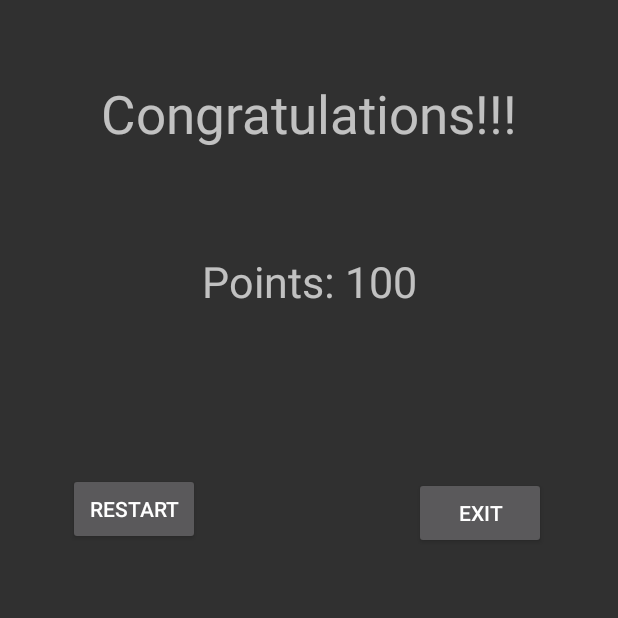
After one commit to akshayraj18/CrossyRoad, an Android app: the WinActivity screen opened directly, with no data from a screen before it, on a phone screen of 412 x 824 dp, the top half of it. The commit adds this screen. Run offline under Robolectric (Android 15) with nearby library versions, the phone set to English and light mode, and no system bars.

Commit message:
Adding log functionality, game win screen, and goal tile

```diff
--- a/app/src/main/AndroidManifest.xml
+++ b/app/src/main/AndroidManifest.xml
@@ -32,6 +32,10 @@
             android:name=".activities.EndActivity"
             >
         </activity>
+        <activity
+            android:name=".activities.WinActivity"
+            >
+        </activity>
     </application>
 
 </manifest>
--- a/app/src/main/java/com/example/crossroad1/Grid.java
+++ b/app/src/main/java/com/example/crossroad1/Grid.java
@@ -21,6 +21,9 @@ public class Grid {
 
     private  Coordinate jetCoord2;
 
+    private Coordinate logCoord1;
+    private Coordinate logCoord2;
+
 
     private final Tile[] tiles;
 
@@ -31,6 +34,10 @@ public class Grid {
     private int carTile1 = 79;
     private int ufoTile2 = 48;
     private int jetTile2 = 47;
+
+    private int log1 = 31; // starts 3rd row to right
+    private int log3 = 8; //left
+    private int log2 = 16;//left
 
 
     public void carRun() {
@@ -125,7 +132,85 @@ public class Grid {
         }
         GameActivity.getAdapter().notifyDataSetChanged();
     }
-
+    public void log1Run() { // make sure to move the player too if it is on the log
+        if (getLogCoord1().getX() > 0) {
+            if (log1 == playerTile) {
+                playerCoord.moveLeft();
+                tiles[playerTile].removeSprite();
+                tiles[playerTile].setImage();
+                playerTile -= 1;
+                tiles[playerTile].addSprite();
+                tiles[playerTile].setImage();
+            }
+            logCoord1.moveLeft();
+            tiles[log1].removeLog();
+            tiles[log1].setImage();
+            log1 -= 1;
+            tiles[log1].addLog();
+            tiles[log1].setImage();
+            GameActivity.getAdapter().notifyDataSetChanged();
+        } else { // not updating player automatically kills them
+            logCoord1.setX(7);
+            tiles[log1].removeLog();
+            tiles[log1].setImage();
+            log1 += 7;
+            tiles[log1].addLog();
+            tiles[log1].setImage();
+            GameActivity.getAdapter().notifyDataSetChanged();
+        }
+    }
+    public void log2Run() {
+        if (getLogCoord2().getX() < 7) {
+            if (log2 == playerTile) {
+                if (getPlayerCoord().getX() < 7) {
+                    playerCoord.moveRight();
+                    tiles[playerTile].removeSprite();
+                    tiles[playerTile].setImage();
+                    playerTile += 1;
+                    tiles[playerTile].addSprite();
+                    tiles[playerTile].setImage();
+                }
+            }
+            logCoord2.moveRight();
+            tiles[log2].removeLog();
+            tiles[log2].setImage();
+            log2 += 1;
+            tiles[log2].addLog();
+            tiles[log2].setImage();
+        } else { // not updating player automatically kills them
+            logCoord2.setX(0);
+            tiles[log2].removeLog();
+            tiles[log2].setImage();
+            log2 -= 7;
+            tiles[log2].addLog();
+            tiles[log2].setImage();
+        }
+    }
+    public void log3Run() {
+        if (log3 < 15) {
+            if (log3 == playerTile) {
+                if (getPlayerCoord().getX() < 7) {
+                    playerCoord.moveRight();
+                    tiles[playerTile].removeSprite();
+                    tiles[playerTile].setImage();
+                    playerTile += 1;
+                    tiles[playerTile].addSprite();
+                    tiles[playerTile].setImage();
+                }
+            }
+            tiles[log3].removeLog();
+            tiles[log3].setImage();
+            log3 += 1;
+            tiles[log3].addLog();
+            tiles[log3].setImage();
+        } else { // not updating player automatically kills them
+            tiles[log3].removeLog();
+            tiles[log3].setImage();
+            log3 -= 7;
+            tiles[log3].addLog();
+            tiles[log3].setImage();
+        }
+    }
 
     public Grid() {
         tiles = new Tile[8 * 11]; // cols*rows
@@ -165,7 +250,8 @@ public class Grid {
         jetCoord1 = new Coordinate(7, 8);
         ufoCoord2 = new Coordinate(0, 7);
         jetCoord2 = new Coordinate(7, 6);
-
+        logCoord1 = new Coordinate(7, 3);
+        logCoord2 = new Coordinate(0, 2);
     }
 
     public Tile[] getTiles() {
@@ -198,6 +284,14 @@ public class Grid {
 
     public Coordinate getJetCoord2() {
         return jetCoord2;
+    }
+
+    public Coordinate getLogCoord1() {
+        return logCoord1;
+    }
+
+    public Coordinate getLogCoord2() {
+        return logCoord2;
     }
 
     public static int getYMax() {
@@ -257,6 +351,8 @@ public class Grid {
                     Player.incPoints(200);
                 } else if (Grid.getYMax() == 9 || Grid.getYMax() == 7) {
                     Player.incPoints(300);
+                } else if (Grid.getYMax() == 0){
+                    Player.incPoints(5000);
                 } else {
                     Player.incPoints(50);
                 }
@@ -281,6 +377,10 @@ public class Grid {
     }
 
     public boolean inWater() {
-        return (tiles[playerTile] instanceof StreamTile);
+        return (tiles[playerTile] instanceof StreamTile && !tiles[playerTile].hasLog());
+    }
+
+    public boolean reachedGoal() {
+        return (tiles[playerTile] instanceof IslandTile);
     }
 }
--- a/app/src/main/java/com/example/crossroad1/Player.java
+++ b/app/src/main/java/com/example/crossroad1/Player.java
@@ -38,7 +38,7 @@ public class Player {
         return name;
     }
 
-    public Sprite getSprite() {
+    public static Sprite getSprite() {
         return sprite;
     }
 
--- a/app/src/main/java/com/example/crossroad1/activities/GameActivity.java
+++ b/app/src/main/java/com/example/crossroad1/activities/GameActivity.java
@@ -63,6 +63,10 @@ public class GameActivity  extends AppCompatActivity {
                     Player.setPoints(0);
                     startActivity(new Intent(GameActivity.this, GameActivity.class));
                 }
+                if (grid.reachedGoal()) {
+                    startActivity(new Intent(GameActivity.this, WinActivity.class));
+                    return;
+                }
             }
             handler1.postDelayed(this, 750); // Call the clock again
         }
@@ -81,7 +85,26 @@ public class GameActivity  extends AppCompatActivity {
                     startActivity(new Intent(GameActivity.this, GameActivity.class));
                 }
             }
+            if (grid.reachedGoal()) {
+                startActivity(new Intent(GameActivity.this, WinActivity.class));
+                return;
+            }
             handler1.postDelayed(this, 500); // Call the clock again
+        }
+    };
+    private Runnable log1Move = new Runnable() {
+        @Override
+        public void run() {// process log moving player off screen soon
+            grid.log1Run();
+            handler1.postDelayed(this, 500); // Call the clock again
+        }
+    };
+    private Runnable log23Move = new Runnable() {
+        @Override
+        public void run() {// process log moving player off screen soon
+            grid.log2Run();
+            grid.log3Run();
+            handler1.postDelayed(this, 750); // Call the clock again
         }
     };
 
@@ -109,6 +132,8 @@ public class GameActivity  extends AppCompatActivity {
         handler.postDelayed(carMove, 1000);
         handler.postDelayed(ufoMove, 1000);
         handler.postDelayed(jetMove, 1000);
+        handler.postDelayed(log1Move, 1000);
+        handler.postDelayed(log23Move, 1000);
 
         FloatingActionButton left = findViewById(R.id.left);
         FloatingActionButton right = findViewById(R.id.right);
@@ -145,16 +170,6 @@ public class GameActivity  extends AppCompatActivity {
             @Override
             public void onClick(View v) {
                 grid.moveDown();
-                if (grid.hasCollision() || grid.inWater()) {
-                    if (goat.getLives() == 1) {
-                        startActivity(new Intent(GameActivity.this, EndActivity.class));
-                    } else {
-                        goat.decLives();
-                        Player.setPoints(0);
-                        startActivity(new Intent(GameActivity.this, GameActivity.class));
-                    }
-                    return;
-                }
                 adapter.notifyDataSetChanged();
             }
         });
--- /dev/null
+++ b/app/src/main/java/com/example/crossroad1/activities/WinActivity.java
@@ -0,0 +1,41 @@
+package com.example.crossroad1.activities;
+
+import androidx.appcompat.app.AppCompatActivity;
+
+import android.content.Intent;
+import android.os.Bundle;
+import android.view.View;
+import android.widget.Button;
+import android.widget.TextView;
+
+import com.example.crossroad1.R;
+
+public class WinActivity extends AppCompatActivity {
+    private Button restart;
+    private Button exit;
+    @Override
+    protected void onCreate(Bundle savedInstanceState) {
+        super.onCreate(savedInstanceState);
+        setContentView(R.layout.win_screen);
+
+        TextView points = (TextView) findViewById(R.id.points);
+        points.setText("Points: " + ConfigActivity.getPlayer().getPoints());
+
+        restart = findViewById(R.id.restart);
+        restart.setOnClickListener(new View.OnClickListener() {
+            @Override
+            public void onClick(View v) {
+                startActivity(new Intent(WinActivity.this, ConfigActivity.class));
+            }
+        });
+
+        exit = findViewById(R.id.exit);
+        exit.setOnClickListener(new View.OnClickListener() {
+            @Override
+            public void onClick(View v) {
+                startActivity(new Intent(WinActivity.this, WelcomeActivity.class));
+            }
+        });
+    }
+
+}
--- /dev/null
+++ b/app/src/main/res/layout/win_screen.xml
@@ -0,0 +1,51 @@
+<?xml version="1.0" encoding="utf-8"?>
+<androidx.constraintlayout.widget.ConstraintLayout xmlns:android="http://schemas.android.com/apk/res/android"
+    xmlns:app="http://schemas.android.com/apk/res-auto"
+    xmlns:tools="http://schemas.android.com/tools"
+    android:layout_width="match_parent"
+    android:layout_height="match_parent">
+
+    <TextView
+        android:id="@+id/points"
+        android:layout_width="wrap_content"
+        android:layout_height="wrap_content"
+        android:layout_marginTop="168dp"
+        android:text="Points:"
+        android:textSize="13pt"
+        app:layout_constraintEnd_toEndOf="parent"
+        app:layout_constraintHorizontal_bias="0.5"
+        app:layout_constraintStart_toStartOf="parent"
+        app:layout_constraintTop_toTopOf="parent" />
+
+    <Button
+        android:id="@+id/restart"
+        android:layout_width="wrap_content"
+        android:layout_height="wrap_content"
+        android:layout_marginStart="45dp"
+        android:layout_marginTop="315dp"
+        android:text="Restart"
+        app:layout_constraintStart_toStartOf="parent"
+        app:layout_constraintTop_toTopOf="parent" />
+
+    <Button
+        android:id="@+id/exit"
+        android:layout_width="wrap_content"
+        android:layout_height="wrap_content"
+        android:layout_marginTop="318dp"
+        android:layout_marginEnd="48dp"
+        android:text="Exit"
+        app:layout_constraintEnd_toEndOf="parent"
+        app:layout_constraintTop_toTopOf="parent" />
+
+    <TextView
+        android:id="@+id/textView3"
+        android:layout_width="wrap_content"
+        android:layout_height="wrap_content"
+        android:layout_marginTop="52dp"
+        android:text="Congratulations!!!"
+        android:textSize="35dp"
+        app:layout_constraintEnd_toEndOf="parent"
+        app:layout_constraintHorizontal_bias="0.5"
+        app:layout_constraintStart_toStartOf="parent"
+        app:layout_constraintTop_toTopOf="parent" />
+</androidx.constraintlayout.widget.ConstraintLayout>
```
Also changed, not shown: app/src/main/java/com/example/crossroad1/Tile.java (+26 -1 lines), app/src/main/res/drawable/log.png (added), app/src/main/res/drawable/logj.png (added), app/src/main/res/drawable/logl.png (added), app/src/main/res/drawable/logs.png (added).
